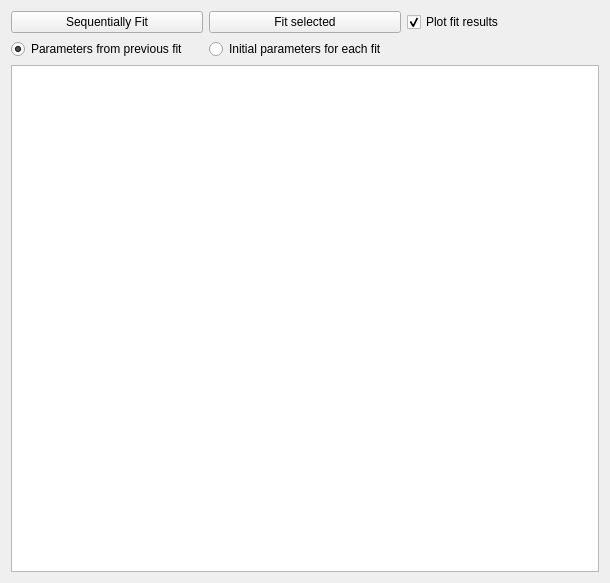
Above: scripts/Muon/GUI/Common/seq_fitting_tab_widget/seq_fitting_tab.ui from mantidproject/mantid before the change. Below: the same form after it.
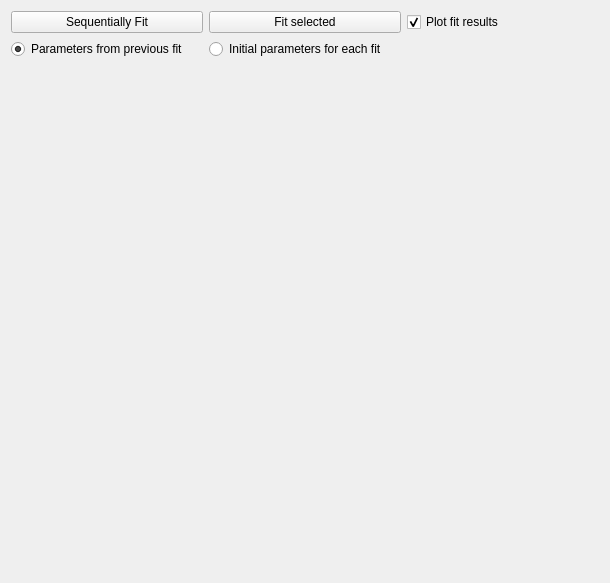
That is the form after the change.

Commit message: Add in custom table widget to allow for new signals Add in custom table widget to allow for new signals

Patch:
```diff
--- a/scripts/Muon/GUI/Common/seq_fitting_tab_widget/seq_fitting_tab.ui
+++ b/scripts/Muon/GUI/Common/seq_fitting_tab_widget/seq_fitting_tab.ui
@@ -19,13 +19,8 @@
      <property name="orientation">
       <enum>Qt::Vertical</enum>
      </property>
-     <widget class="QTableWidget" name="fit_results_table">
-      <property name="sizePolicy">
-       <sizepolicy hsizetype="Expanding" vsizetype="Expanding">
-        <horstretch>0</horstretch>
-        <verstretch>0</verstretch>
-       </sizepolicy>
-      </property>
+     <widget class="QWidget" name="verticalLayoutWidget">
+      <layout class="QVBoxLayout" name="tableLayout"/>
      </widget>
     </widget>
    </item>
```
The commit also changes 4 other files.
